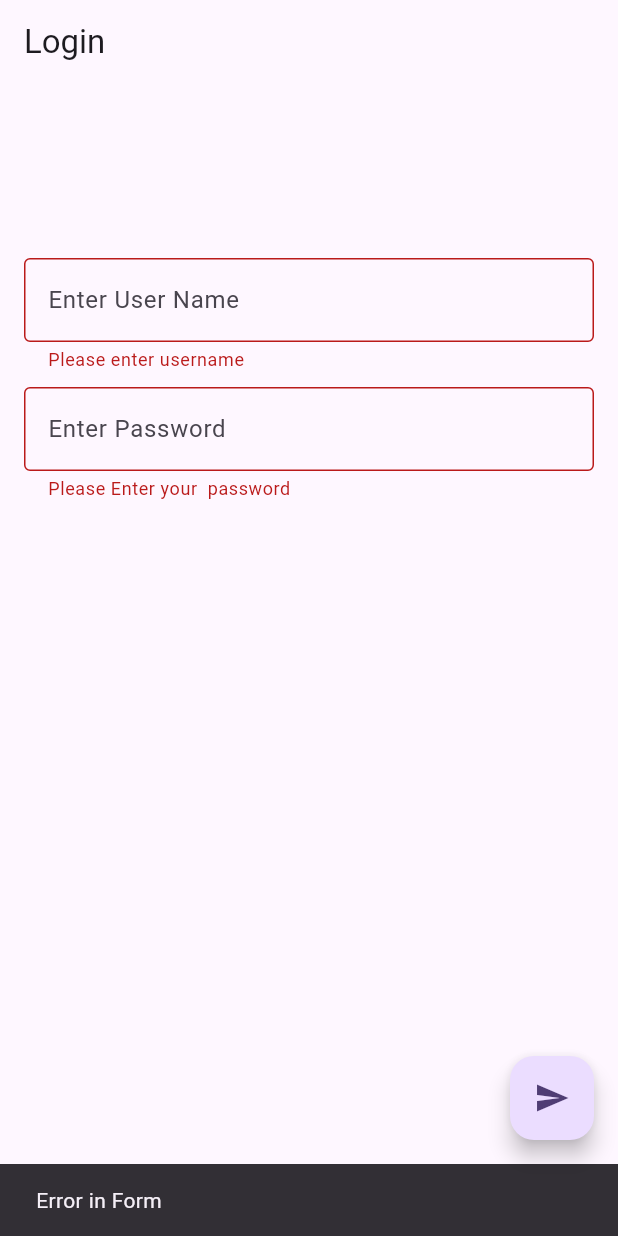
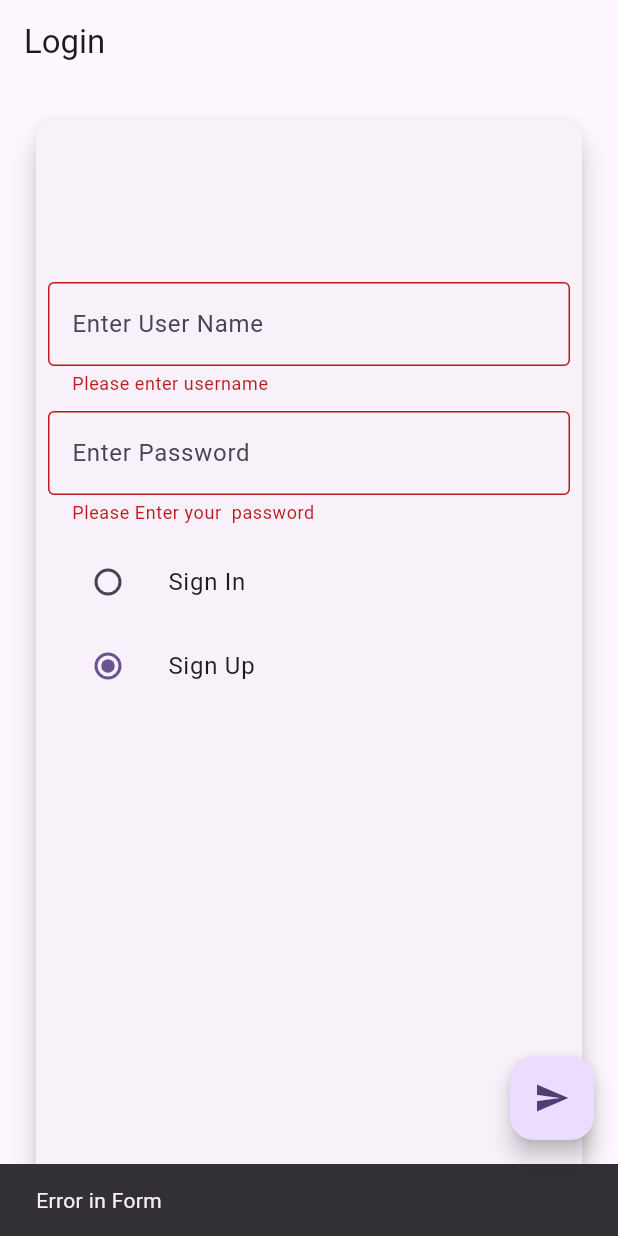
Before and after one commit to gauravdahale/flutterauth, a Flutter app: the screen it shows after launch, after a tap on the "send" icon, on a phone screen of 412 x 824 dp. Run offline on Flutter 3.47's test engine with Material 3 defaults, Android fonts, the phone set to English and light mode, and no system bars; our stand-ins replace cloud_firestore, firebase_auth, firebase_core; accounts and stored records are empty.

Commit message:
Sign in and sign up added

```diff
--- a/lib/pages/loginpage.dart
+++ b/lib/pages/loginpage.dart
@@ -4,6 +4,8 @@ import 'package:firebase_auth/firebase_auth.dart';
 import 'package:cloud_firestore/cloud_firestore.dart';
 
 import 'homescreen.dart';
+
+enum SingingCharacter { signIn, signUp }
 
 class LoginPage extends StatefulWidget {
   const LoginPage({super.key});
@@ -17,6 +19,7 @@ class _LoginPageState extends State<LoginPage> {
   final _formKey = GlobalKey<FormState>();
   final nameController = TextEditingController();
   final numberController = TextEditingController();
+  SingingCharacter? _character = SingingCharacter.signUp;
 
 //? Callbacks for phone auth
 //TO VERIFIY OTP
@@ -76,7 +79,7 @@ class _LoginPageState extends State<LoginPage> {
       print('Error: $e');
     }
   }
-
+// OTP ENDED
   @override
   Widget build(BuildContext context) {
     return Scaffold(
@@ -86,6 +89,7 @@ class _LoginPageState extends State<LoginPage> {
         floatingActionButton: FloatingActionButton(
           child: const Icon(Icons.send),
           onPressed: () {
+            if (_character == SingingCharacter.signUp) {
               if (!_formKey.currentState!.validate()) {
                 ScaffoldMessenger.of(context).showSnackBar(
                   const SnackBar(content: Text('Error in Form')),
@@ -99,15 +103,32 @@ class _LoginPageState extends State<LoginPage> {
 
                 // gotoNextSceen(number: numberController, name: nameController);
                 // _verifyPhoneNumber(); // Call _verifyPhoneNumber method
-              loginwithEmailPassword(
+                createUser(
                     number: numberController, name: nameController);
               }
+              ScaffoldMessenger.of(context).showSnackBar(
+                const SnackBar(content: Text('Into sign Up')),
+              );
+            } else if (_character == SingingCharacter.signIn) {
+              ScaffoldMessenger.of(context).showSnackBar(
+                const SnackBar(content: Text('Into sign In')),
+              );
+            }
+
+            ScaffoldMessenger.of(context).showSnackBar(
+              SnackBar(content: Text('${_character}')),
+            );
           },
         ),
         body: Form(
           key: _formKey,
           child: Padding(
             padding: const EdgeInsets.all(16.0),
+            child: Card(
+              elevation: 8.0,
+              margin: const EdgeInsets.all(8.0),
+              child: Container(
+                margin: const EdgeInsets.all(8.0),
                 child: Column(
                   children: [
                     const SizedBox(
@@ -138,9 +159,39 @@ class _LoginPageState extends State<LoginPage> {
                       },
                       controller: numberController,
                       decoration: const InputDecoration(
-                      border: OutlineInputBorder(), hintText: 'Enter Password'),
+                          border: OutlineInputBorder(),
+                          hintText: 'Enter Password'),
+                    ),
+                    const SizedBox(
+                      height: 10.0,
+                    ),
+                    ListTile(
+                      title: const Text('Sign In'),
+                      leading: Radio<SingingCharacter>(
+                        value: SingingCharacter.signIn,
+                        groupValue: _character,
+                        onChanged: (SingingCharacter? value) {
+                          setState(() {
+                            _character = value;
+                          });
+                        },
+                      ),
+                    ),
+                    ListTile(
+                      title: const Text('Sign Up'),
+                      leading: Radio<SingingCharacter>(
+                        value: SingingCharacter.signUp,
+                        groupValue: _character,
+                        onChanged: (SingingCharacter? value) {
+                          setState(() {
+                            _character = value;
+                          });
+                        },
+                      ),
                     ),
                   ],
+                ),
+              ),
             ),
           ),
         ));
@@ -169,9 +220,7 @@ class _LoginPageState extends State<LoginPage> {
         });
   }
 
-  loginwithEmailPassword(
-      {required TextEditingController name,
-      required TextEditingController number}) {
+  createUser({required TextEditingController name, required TextEditingController number}) {
     FirebaseAuth.instance
         .createUserWithEmailAndPassword(
             email: '${number.text}@gtech.com', password: number.text)
@@ -189,10 +238,9 @@ class _LoginPageState extends State<LoginPage> {
                         ),
                         Navigator.push(
                           context,
-              MaterialPageRoute(builder: (context) => HomeScreen()),)
-
+                          MaterialPageRoute(builder: (context) => HomeScreen()),
+                        )
                       })
             });
   }
-
 }
```
Lines whose indentation alone changed are shown as unchanged.
